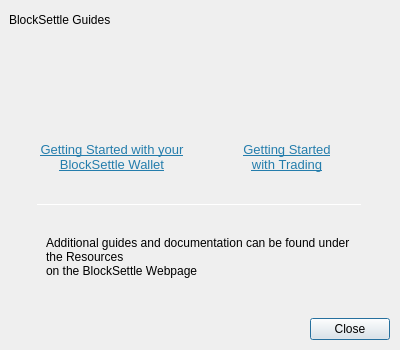
This is BlockSettleUILib/InfoDialogs/SupportDialog.ui in BlockSettle/terminal as Qt 5 draws it before an edit. The edited form follows.
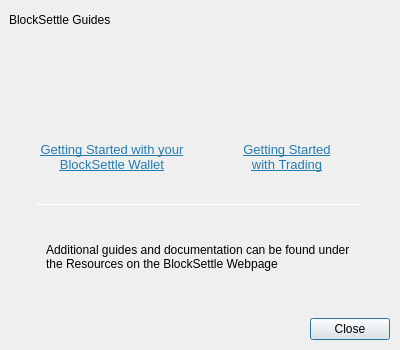
This is the edited form. The open tabs and pages were chosen to show the change. Icons and pictures are not drawn.

Commit message: Replace guides links with local copy

What changed in the file:
```diff
--- a/BlockSettleUILib/InfoDialogs/SupportDialog.ui
+++ b/BlockSettleUILib/InfoDialogs/SupportDialog.ui
@@ -206,7 +206,7 @@
                    </sizepolicy>
                   </property>
                   <property name="text">
-                   <string>&lt;html&gt;&lt;head/&gt;&lt;body&gt;&lt;p&gt;Additional guides and documentation can be found under the Resources &lt;br/&gt;on the BlockSettle Webpage&lt;/p&gt;&lt;/body&gt;&lt;/html&gt;</string>
+                   <string>&lt;html&gt;&lt;head/&gt;&lt;body&gt;&lt;p&gt;Additional guides and documentation can be found under the Resources on the BlockSettle Webpage&lt;/p&gt;&lt;/body&gt;&lt;/html&gt;</string>
                   </property>
                   <property name="textFormat">
                    <enum>Qt::RichText</enum>
```
Left out of the diff: 14 changed lines with no effect on the pictures. The commit also changes 8 other files.
